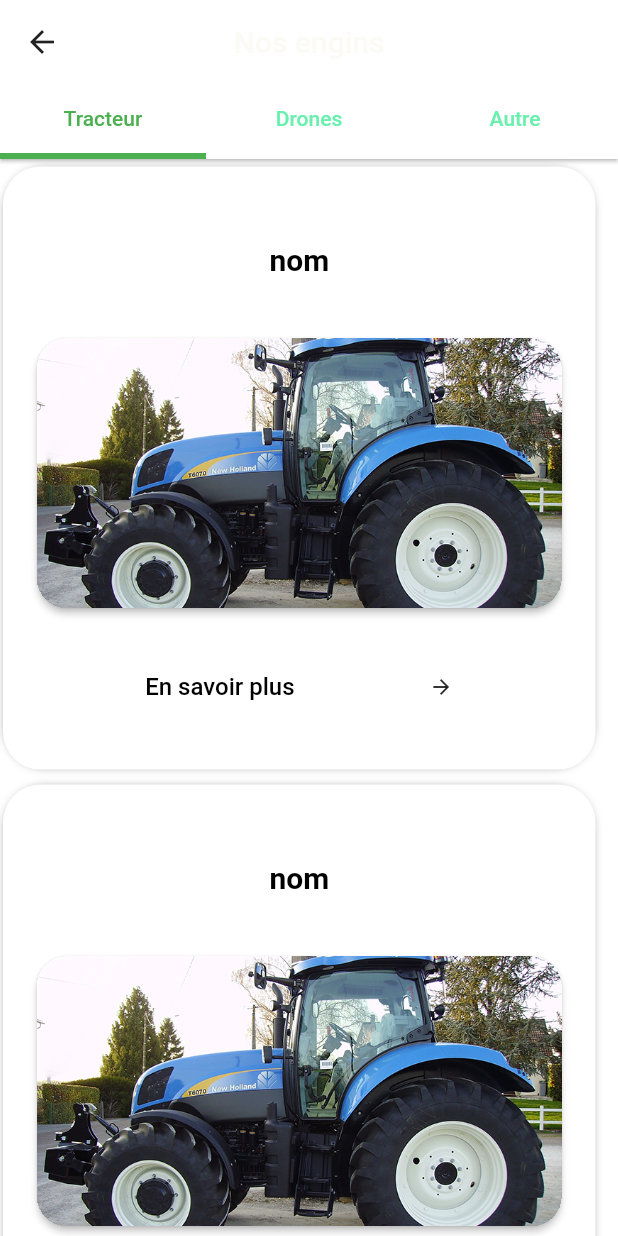
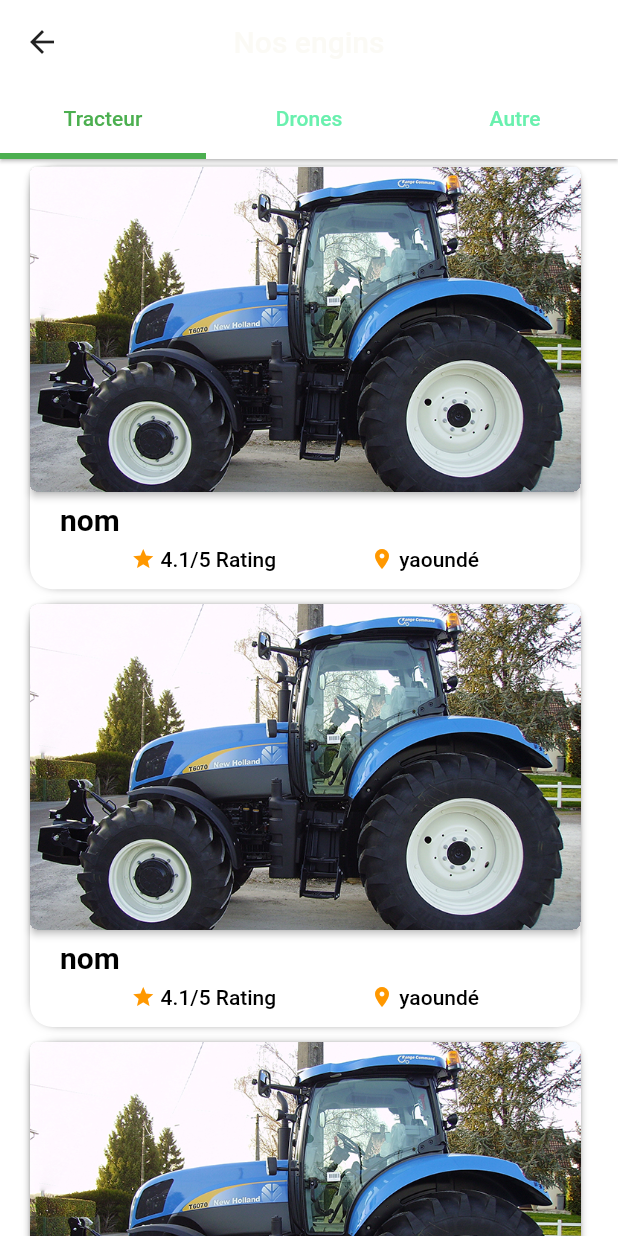
Before and after one commit to main-c/AgriRental, a Flutter app: the Accueil screen opened directly, after a tap on "Voir tout", on a phone screen of 412 x 824 dp. Run offline on Flutter 3.47's test engine with Material 2 defaults, Android fonts, the phone set to English and light mode, and no system bars; Roboto replaces fonts that are missing (Poppins).

Commit message:
update card_engin

```diff
--- a/agrorental/lib/ui/pages/Accueil.dart
+++ b/agrorental/lib/ui/pages/Accueil.dart
@@ -205,7 +205,7 @@ class _AccueilState extends State<Accueil> {
                             onTap: () {
 
                             },
-                            child:  enginInfo(image: "images/trac1.jpeg",nom: "nom")
+                            child:  enginInfo(image: "images/trac1.jpeg",nom: "nom",rating: 4.1,localisation: "yaoundé",)
                         );
                       }),
                 )
--- a/agrorental/lib/ui/pages/detailEngin.dart
+++ b/agrorental/lib/ui/pages/detailEngin.dart
@@ -163,7 +163,7 @@ class _EnginDetailState extends State<EnginDetail> {
                 SizedBox(height: 20,),
                 Row(mainAxisAlignment: MainAxisAlignment.start,children: [SizedBox(width: 10,),Text("Nos autres Engins",style: TextStyle(fontSize: 18,fontWeight: FontWeight.bold),),],),
                 Container(
-                  height: MediaQuery.of(context).size.height/3,
+                  height: 300,
 
                   child: ListView.builder(
                       scrollDirection: Axis.horizontal,
@@ -175,7 +175,7 @@ class _EnginDetailState extends State<EnginDetail> {
                             },
                             onTap: () {
                             },
-                            child: enginInfo(image: "images/trac1.jpeg",nom: "nom")
+                            child: enginInfo(image: "images/trac1.jpeg",nom: "nom",rating: 4.1,localisation: "yaoundé",)
                         );
                       }),
                 )
--- a/agrorental/lib/ui/widgets/card_engin.dart
+++ b/agrorental/lib/ui/widgets/card_engin.dart
@@ -4,13 +4,18 @@ import 'package:agrorental/ui/pages/detailEngin.dart';
 class enginInfo extends StatelessWidget {
   final String image;
   final String nom;
+  final double rating;
+  final String localisation;
 
 
   enginInfo({
     required this.image,
     required this.nom,
+    required this.rating,
+    required this.localisation,
   });
 
+  GlobalKey mywidgetKey = GlobalKey();
 
 
   @override
@@ -26,11 +31,11 @@ class enginInfo extends StatelessWidget {
       },
       child: Container(
         width: 220,
-        margin:EdgeInsets.only(left: 2,top: 5,right: 15,bottom: 5),
+        margin:EdgeInsets.only(left: 10,top: 5,right: 15,bottom: 5),
 
         decoration: BoxDecoration(
           color: Colors.white,
-          borderRadius: BorderRadius.circular(25),
+          borderRadius: BorderRadius.circular(15),
           boxShadow: [
             BoxShadow(
               color: Colors.black.withOpacity(0.6),
@@ -43,10 +48,40 @@ class enginInfo extends StatelessWidget {
         child: Column(
           mainAxisAlignment: MainAxisAlignment.spaceBetween,
           children: [
-            SizedBox(height: 10,),
+            Container(
+              width: MediaQuery.of(context).size.width,
+              height: MediaQuery.of(context).size.height/3.8,
+              child: Align(
+                child: Padding(
+                    padding: EdgeInsets.only(left: 0,top: 0,right: 0,bottom: 0),
+                    child: Material(
+                      borderRadius: BorderRadius.circular(5),
+                      elevation: 2.0,
+                      clipBehavior: Clip.hardEdge,
+                      color: Colors.transparent,
+                      child: Ink.image(
+                        image: AssetImage(image),
+                        fit: BoxFit.cover,
+                        child: InkWell(
+                          onTap: (){
+
+                          },
+                        ),
+                      ),
+                    )
+                ),
+                alignment: Alignment.center,
+              ),
+            ),
+            Container(
+              width: MediaQuery.of(context).size.width,
+              height: 60,
+              child: Column(
+                mainAxisAlignment: MainAxisAlignment.spaceEvenly,
+                children: [
                   Align(
                     child: Padding(
-                  padding: EdgeInsets.symmetric(horizontal: 5.0),
+                        padding: EdgeInsets.only(left: 20),
                         child: Text(
                           nom,
                           style: TextStyle(
@@ -60,47 +95,40 @@ class enginInfo extends StatelessWidget {
                           textAlign: TextAlign.center,
                         )
                     ),
-              alignment: Alignment.center,
-            ),
-            Align(
-              child: Padding(
-                  padding: EdgeInsets.only(left: 10,top: 0,right: 10,bottom: 2),
-                  child: Material(
-                    borderRadius: BorderRadius.circular(20),
-                    elevation: 2.0,
-                    clipBehavior: Clip.hardEdge,
-                    color: Colors.transparent,
-                    child: Ink.image(
-                      image: AssetImage(image),
-                      fit: BoxFit.cover,
-                      width: 350,
-                      height: 180,
-                      child: InkWell(
-                        onTap: (){
-
-                        },
-                      ),
-                    ),
-                  )
-              ),
-              alignment: Alignment.center,
+                    alignment: Alignment.topLeft,
                   ),
                   Align(
                     child: Container(
                       padding: EdgeInsets.symmetric(horizontal: 5.0),
                       child:Row(mainAxisAlignment: MainAxisAlignment.spaceEvenly,
                         children: [
-                    Text(
-                      "En savoir plus",
+                          Row(mainAxisAlignment: MainAxisAlignment.spaceEvenly,
+                            children: [
+                              Icon(Icons.star,size: 16,color: Colors.orange,),
+                              Text(" "+rating.toString()+
+                                  "/5 Rating",
                                 style: TextStyle(
-                          fontSize: 16,
+                                    fontSize: 14,
                                     color: Colors.black
                                 ),),
-                    Icon(Icons.arrow_forward,size: 16,)
+                            ],
+                          ),Row(mainAxisAlignment: MainAxisAlignment.spaceEvenly,
+                            children: [
+                              Icon(Icons.location_on,size: 16,color: Colors.orange,),
+                              Text(" "+localisation,
+                                style: TextStyle(
+                                    fontSize: 14,
+                                    color: Colors.black
+                                ),),
+                            ],
+                          ),
                         ],
                       ),
                     ),
                     alignment: Alignment.center,
+                  ),
+                ],
+              )
             ),
             SizedBox(height: 5,)
 
--- a/agrorental/lib/ui/widgets/grilleEngins.dart
+++ b/agrorental/lib/ui/widgets/grilleEngins.dart
@@ -24,17 +24,21 @@ class _lesEnginsState extends State<lesEngins> {
 
     return Scaffold(
 
-      body:  GridView.count(
-        crossAxisCount: 1,
-        children: List.generate(10, (index) {
-          return InkWell(
-              onLongPress: (){
-                //selection
-              },
-              child:  enginInfo(image: "images/trac1.jpeg",nom: "nom")
-          );
-        }),
-      ),
+      body:   ListView.builder(
+        padding: EdgeInsets.only(left: 10,right: 10),
+          scrollDirection: Axis.vertical,
+          itemCount: 10, //nombre de messages dans la bd
+          itemBuilder: (context, index) {
+            return InkWell(
+                onLongPress: () {
+                  //selection
+                },
+                onTap: () {
+
+                },
+                child:  enginInfo(image: "images/trac1.jpeg",nom: "nom",rating: 4.1,localisation: "yaoundé",)
+            );
+          }),
 
     );
   }
```
Lines whose indentation alone changed are shown as unchanged.
